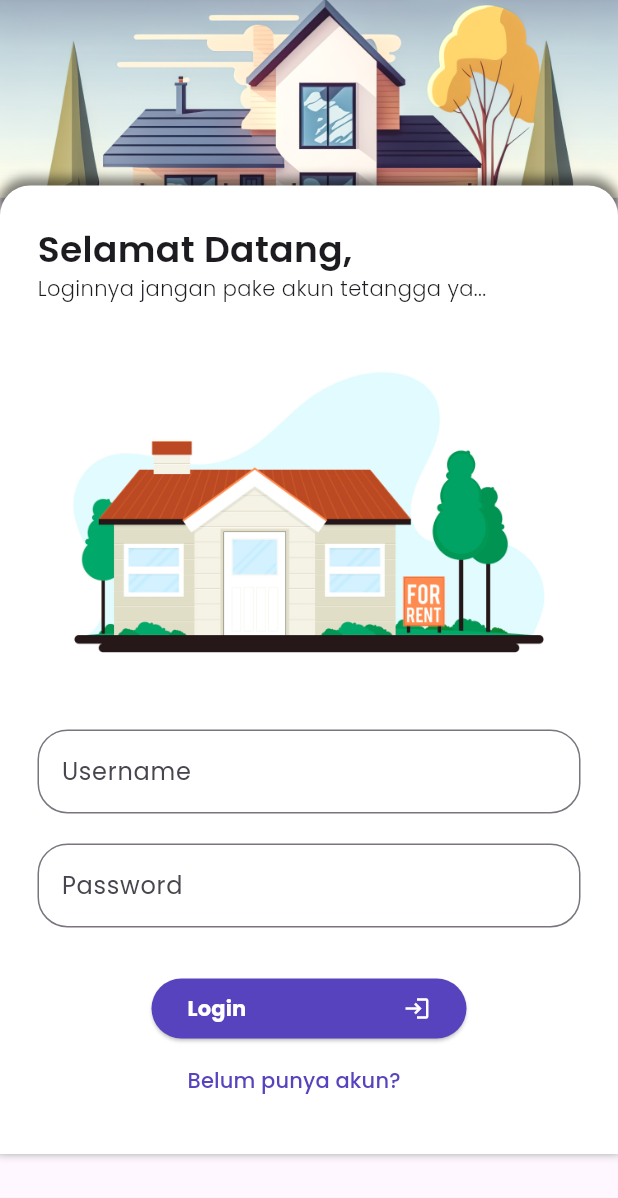
After one commit to RizkyFirman00/InnDekost, a Flutter app: the screen it shows after launch, after a tap on "JOIN US", on a phone screen of 412 x 824 dp. The commit adds this screen. Shown: the top 1198 px of the screen. Run offline on Flutter 3.47's test engine with Material 3 defaults, Android fonts, the phone set to English and light mode, and no system bars; our stand-ins replace get, google_fonts.

Commit message:
Add: admin_login.dart

```diff
--- /dev/null
+++ b/lib/view/admin/admin_login.dart
@@ -0,0 +1,130 @@
+import 'package:flutter/material.dart';
+
+class AdminLogin extends StatefulWidget {
+  const AdminLogin({super.key});
+
+  @override
+  State<AdminLogin> createState() => _AdminLoginState();
+}
+
+class _AdminLoginState extends State<AdminLogin> {
+  TextEditingController usernameController = TextEditingController();
+  TextEditingController passwordController = TextEditingController();
+
+  @override
+  Widget build(BuildContext context) {
+    return SafeArea(
+      child: Scaffold(
+        body: Stack(
+          children: [
+            Column(
+              children: [
+                Image.asset(
+                  "images/background_atas.png",
+                  width: double.infinity,
+                  fit: BoxFit.cover,
+                ),
+              ],
+            ),
+            Positioned(
+              top: MediaQuery.of(context).size.height * 0.15,
+              left: 0,
+              right: 0,
+              child: Container(
+                decoration: BoxDecoration(
+                  color: Colors.white,
+                  borderRadius: BorderRadius.only(
+                    topLeft: Radius.circular(20),
+                    topRight: Radius.circular(20),
+                  ),
+                  boxShadow: [
+                    BoxShadow(
+                      color: Colors.black.withOpacity(0.5),
+                      spreadRadius: 1.5,
+                      blurRadius: 5,
+                      offset: Offset(0, -3),
+                    ),
+                  ],
+                ),
+                child: SingleChildScrollView(
+                  padding: EdgeInsets.all(25.0),
+                  child: Column(
+                    crossAxisAlignment: CrossAxisAlignment.start,
+                    children: [
+                      Text(
+                        "Selamat Datang,",
+                        style: TextStyle(
+                            fontSize: 24, fontWeight: FontWeight.w600),
+                      ),
+                      Text(
+                        "Loginnya jangan pake akun tetangga ya...",
+                        style: TextStyle(
+                            fontSize: 14, fontWeight: FontWeight.w300),
+                      ),
+                      SizedBox(height: 21),
+                      Image.asset("images/login_house.png"),
+                      SizedBox(height: 21),
+                      TextField(
+                        controller: usernameController,
+                        decoration: InputDecoration(
+                          hintText: "Username",
+                          border: OutlineInputBorder(
+                              borderRadius: BorderRadius.all(Radius.circular(20))),
+                        ),
+                      ),
+                      SizedBox(height: 20),
+                      TextField(
+                        controller: passwordController,
+                        obscureText: true,
+                        decoration: InputDecoration(
+                          hintText: "Password",
+                          border: OutlineInputBorder(
+                              borderRadius: BorderRadius.all(Radius.circular(20))),
+                        ),
+                      ),
+                      SizedBox(height: 30),
+                      Center(
+                        child: ElevatedButton(
+                          style: ButtonStyle(
+                            foregroundColor: MaterialStateProperty.all(Colors.white),
+                            backgroundColor: MaterialStateProperty.all(Color(0xff5843BE)),
+                          ),
+                          onPressed: () {},
+                          child: Container(
+                            width: MediaQuery.of(context).size.width - 250,
+                            child: Row(
+                              mainAxisAlignment: MainAxisAlignment.spaceBetween,
+                              children: [
+                                Text(
+                                  "Login",
+                                  style: TextStyle(fontWeight: FontWeight.bold),
+                                ),
+                                Icon(Icons.login),
+                              ],
+                            ),
+                          ),
+                        ),
+                      ),
+                      Center(
+                        child: TextButton(
+                          style: ButtonStyle(
+                            foregroundColor: MaterialStateProperty.all(Color(0xff5843BE)),
+                          ),
+                          onPressed: () {},
+                          child: Container(
+                            width: MediaQuery.of(context).size.width - 250,
+                            child: Text("Belum punya akun?"),
+                          ),
+                        ),
+                      ),
+                    ],
+                  ),
+                ),
+              ),
+            ),
+          ],
+        ),
+      ),
+    );
+  }
+}
--- a/lib/view/splash_page.dart
+++ b/lib/view/splash_page.dart
@@ -1,4 +1,6 @@
 import 'package:flutter/material.dart';
+import 'package:get/get.dart';
+import 'package:inndekost/view/admin/admin_login.dart';
 
 class SplashPage extends StatefulWidget {
   const SplashPage({super.key});
@@ -63,6 +65,9 @@ class _SplashPageState extends State<SplashPage> {
                           alignment: Alignment.center,
                           child: Text(
                             "EXPLORE NOW",
+                            style: TextStyle(
+                              fontWeight: FontWeight.bold
+                            ),
                           ),
                         ),
                         style: ButtonStyle(
@@ -108,13 +113,18 @@ class _SplashPageState extends State<SplashPage> {
                   Row(
                     children: [
                       ElevatedButton(
-                        onPressed: () {},
+                        onPressed: () {
+                          Get.off(() => const AdminLogin());
+                        },
                         child: Container(
                           width: MediaQuery.of(context).size.width - 290,
                           height: 50,
                           alignment: Alignment.center,
                           child: Text(
-                            "Join Us",
+                            "JOIN US",
+                            style: TextStyle(
+                                fontWeight: FontWeight.bold
+                            ),
                           ),
                         ),
                         style: ButtonStyle(
```
Also changed, not shown: images/background_atas.png (added).
